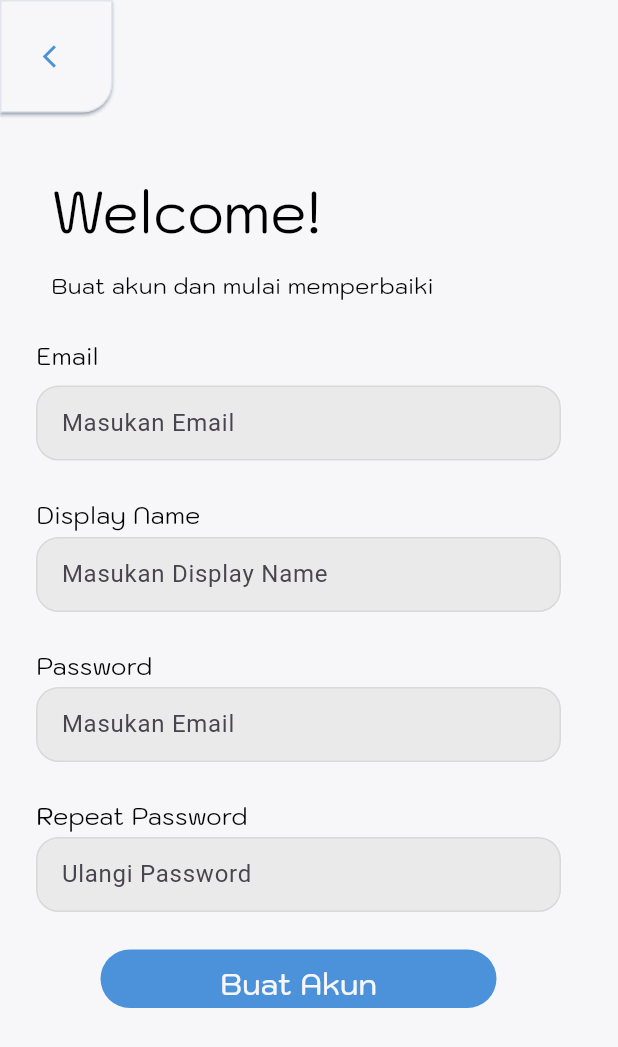
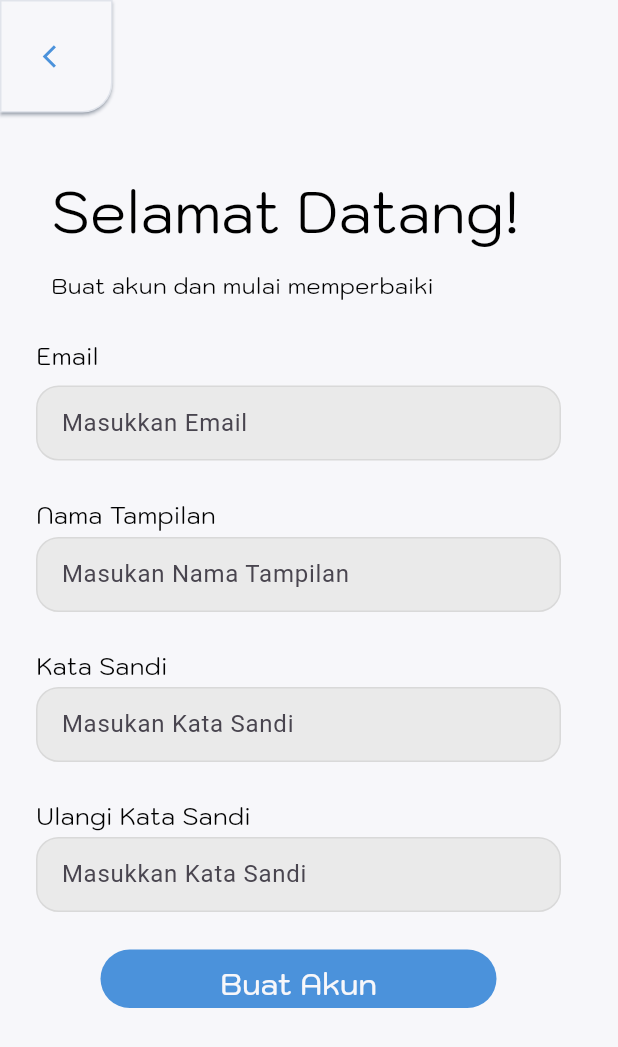
Before and after one commit to terpalb24/PBL-TRPL310-Ufix-Panduan-servis-video, a Flutter app: the SignupScreen screen opened by its route, on a phone screen of 412 x 824 dp. Shown: the top 1047 px of the screen. Run offline on Flutter 3.47's test engine with Material 3 defaults, Android fonts, the phone set to English and light mode, and no system bars; network calls fail.

Commit message:
login feature

```diff
--- a/ufix_mobile/lib/main.dart
+++ b/ufix_mobile/lib/main.dart
@@ -24,7 +24,7 @@ class MyApp extends StatelessWidget {
   Widget build(BuildContext context) {
     return MaterialApp(
       title: 'Electronics Learning App',
-      home: SignupScreen(), // Start with welcome screen
+      home: WelcomeUnlogged(), // Start with welcome screen
       routes: {
         // Authentication Flow
         '/unlogged': (context) => WelcomeUnlogged(),
--- a/ufix_mobile/lib/screen/signup.dart
+++ b/ufix_mobile/lib/screen/signup.dart
@@ -46,23 +46,17 @@ class _SignupScreenState extends State<SignupScreen> {
       _isLoading = false;
     });
 
-    if (result['success']) {
-      // Success - navigate to login
-      final user = User.fromJson(result['user']);
+    if (!mounted) return;
 
-      print('Registration successful!');
-      print('User ID: ${user.id}');
-
+    if (result['success'] == true || result['statusCode'] == 201) {
       ScaffoldMessenger.of(context).showSnackBar(
-        SnackBar(content: Text('Registration successful! Please login.')),
+        const SnackBar(content: Text('Pendaftaran Berhasil! Silakan Login.')),
       );
-
-      Navigator.pushReplacementNamed(context, '/home'); // Go back to login
+      Navigator.pushReplacementNamed(context, '/login'); // ke halaman login
     } else {
-      // Error
-      ScaffoldMessenger.of(
-        context,
-      ).showSnackBar(SnackBar(content: Text(result['message'])));
+      ScaffoldMessenger.of(context).showSnackBar(
+        SnackBar(content: Text(result['message'] ?? 'Pendaftaran Gagal.')),
+      );
     }
   }
 
@@ -93,7 +87,7 @@ class _SignupScreenState extends State<SignupScreen> {
                     ),
                     minimumSize: Size(75, 75),
                     backgroundColor: Color(0xFFF7F7FA),
-                    padding: EdgeInsets.all(8),
+                    padding: const EdgeInsets.all(8),
                     foregroundColor: Color(0xFF4B92DB),
                     shadowColor: Color(0xD8183A64),
                   ),
@@ -119,7 +113,7 @@ class _SignupScreenState extends State<SignupScreen> {
                           crossAxisAlignment: CrossAxisAlignment.start,
                           children: [
                             Text(
-                              'Welcome!',
+                              'Selamat Datang!',
                               style: TextStyle(
                                 color: Colors.black,
                                 fontSize: 38,
@@ -179,7 +173,7 @@ class _SignupScreenState extends State<SignupScreen> {
                                   contentPadding: EdgeInsets.symmetric(
                                     horizontal: 16,
                                   ),
-                                  hintText: 'Masukan Email',
+                                  hintText: 'Masukkan Email',
                                 ),
                               ),
                             ),
@@ -196,7 +190,7 @@ class _SignupScreenState extends State<SignupScreen> {
                           crossAxisAlignment: CrossAxisAlignment.start,
                           children: [
                             Text(
-                              'Display Name',
+                              'Nama Tampilan',
                               style: TextStyle(
                                 color: Colors.black,
                                 fontSize: 16,
@@ -225,7 +219,7 @@ class _SignupScreenState extends State<SignupScreen> {
                                   contentPadding: EdgeInsets.symmetric(
                                     horizontal: 16,
                                   ),
-                                  hintText: 'Masukan Display Name',
+                                  hintText: 'Masukan Nama Tampilan',
                                 ),
                               ),
                             ),
@@ -242,7 +236,7 @@ class _SignupScreenState extends State<SignupScreen> {
                           crossAxisAlignment: CrossAxisAlignment.start,
                           children: [
                             Text(
-                              'Password',
+                              'Kata Sandi',
                               style: TextStyle(
                                 color: Colors.black,
                                 fontSize: 16,
@@ -265,13 +259,14 @@ class _SignupScreenState extends State<SignupScreen> {
                                 ),
                               ),
                               child: TextField(
-                                controller: _passwordController, // Add this
+                                controller: _passwordController,
+                                obscureText: true,
                                 decoration: InputDecoration(
                                   border: InputBorder.none,
                                   contentPadding: EdgeInsets.symmetric(
                                     horizontal: 16,
                                   ),
-                                  hintText: 'Masukan Email',
+                                  hintText: 'Masukan Kata Sandi',
                                 ),
                               ),
                             ),
@@ -288,7 +283,7 @@ class _SignupScreenState extends State<SignupScreen> {
                           crossAxisAlignment: CrossAxisAlignment.start,
                           children: [
                             Text(
-                              'Repeat Password',
+                              'Ulangi Kata Sandi',
                               style: TextStyle(
                                 color: Colors.black,
                                 fontSize: 16,
@@ -313,12 +308,13 @@ class _SignupScreenState extends State<SignupScreen> {
                               child: TextField(
                                 controller:
                                     _confirmPasswordController, // Add this
+                                obscureText: true,
                                 decoration: InputDecoration(
                                   border: InputBorder.none,
                                   contentPadding: EdgeInsets.symmetric(
                                     horizontal: 16,
                                   ),
-                                  hintText: 'Ulangi Password',
+                                  hintText: 'Masukkan Kata Sandi',
                                 ),
                               ),
                             ),
```
Also changed, not shown: ufix_mobile/lib/screen/login.dart (+101 -65 lines), ufix_mobile/lib/services/api_service.dart (+19 -19 lines), 1 other file.
